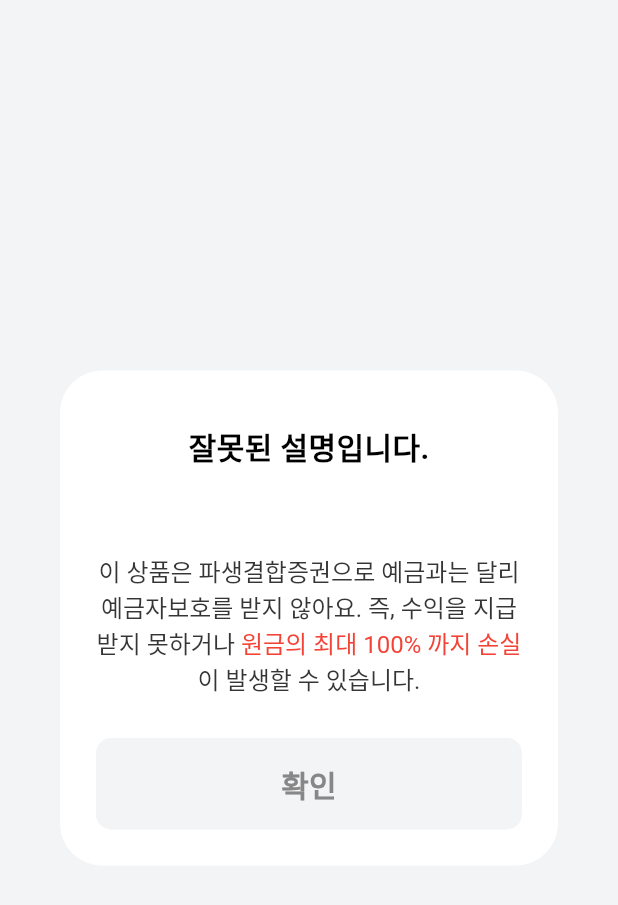
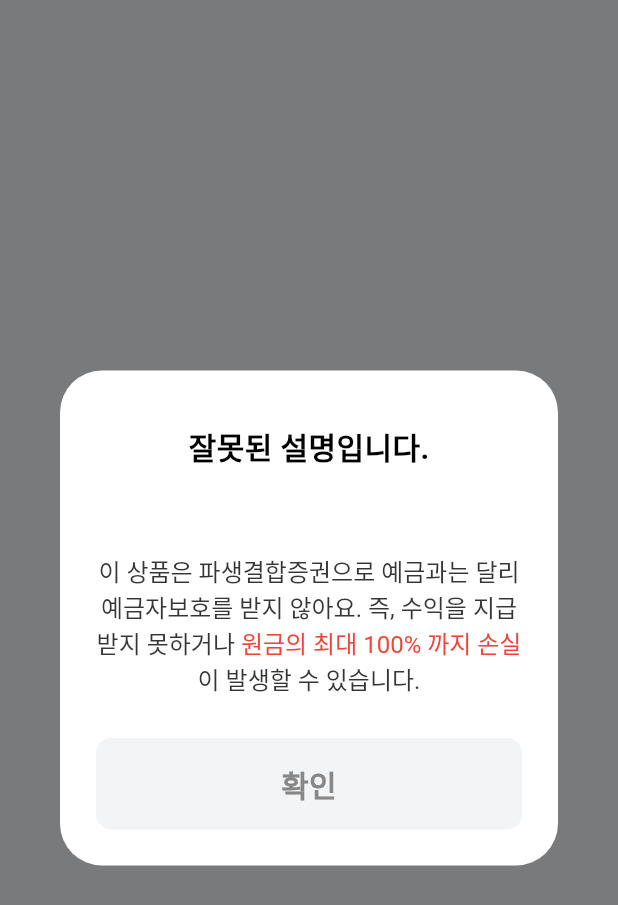
Before and after one commit to Naeun-privatebanker/Front, a Flutter app: the RecordWrongPopup widget shown alone on an empty page, opened directly with empty values, on a phone screen of 412 x 824 dp. Shown: the top 905 px of the screen. Run offline on Flutter 3.47's test engine with Material 3 defaults, Android fonts, the phone set to English and light mode, and no system bars; our stand-ins replace flutter_svg.

Commit message:
fix : Modify background color

```diff
--- a/lib/screens/record/record_feature_wrong_popup.dart
+++ b/lib/screens/record/record_feature_wrong_popup.dart
@@ -7,7 +7,10 @@ class RecordWrongPopup extends StatelessWidget {
 
   @override
   Widget build(BuildContext context) {
-    return AlertDialog(
+    return Material(
+        color: Colors.black.withOpacity(0.5),
+        child: AlertDialog(
+          surfaceTintColor: Colors.white,
           backgroundColor: Colors.white,
           content: Container(
             child: Column(
@@ -37,7 +40,8 @@ class RecordWrongPopup extends StatelessWidget {
                   text: TextSpan(
                     children: [
                       TextSpan(
-                    text: "이 상품은 파생결합증권으로 예금과는 달리 예금자보호를 받지 않아요. 즉, 수익을 지급받지 못하거나",
+                        text:
+                            "이 상품은 파생결합증권으로 예금과는 달리 예금자보호를 받지 않아요. 즉, 수익을 지급받지 못하거나",
                         style: TextStyle(
                           fontSize: 16,
                           fontWeight: FontWeight.w400,
@@ -93,6 +97,7 @@ class RecordWrongPopup extends StatelessWidget {
               ],
             ),
           ),
+        )
     );
   }
 }
```
Lines whose indentation alone changed are shown as unchanged.
